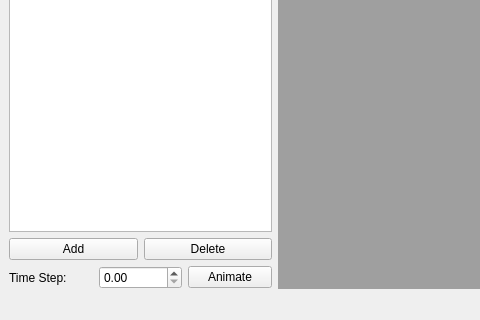
The window that src/QT/cmaingui.ui (bkloppenborg/simtoi) describes before a commit, drawn with Qt 5; both pictures show x 0 to 480 and y 265 to 585 of the 800 by 585 pixel window.
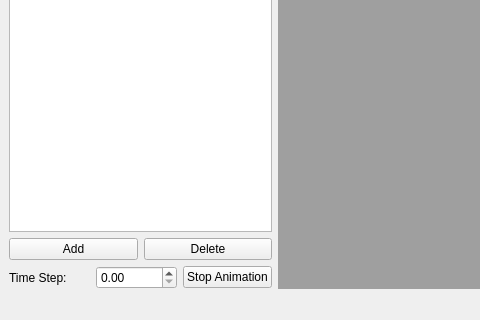
The same window after the commit.

Patch:
```diff
--- a/src/QT/cmaingui.ui
+++ b/src/QT/cmaingui.ui
@@ -91,8 +91,14 @@
       </item>
       <item>
        <widget class="QPushButton" name="btnAnimate">
+        <property name="sizePolicy">
+         <sizepolicy hsizetype="Fixed" vsizetype="Fixed">
+          <horstretch>0</horstretch>
+          <verstretch>0</verstretch>
+         </sizepolicy>
+        </property>
         <property name="text">
-         <string>Animate</string>
+         <string>Stop Animation</string>
         </property>
        </widget>
       </item>
```
